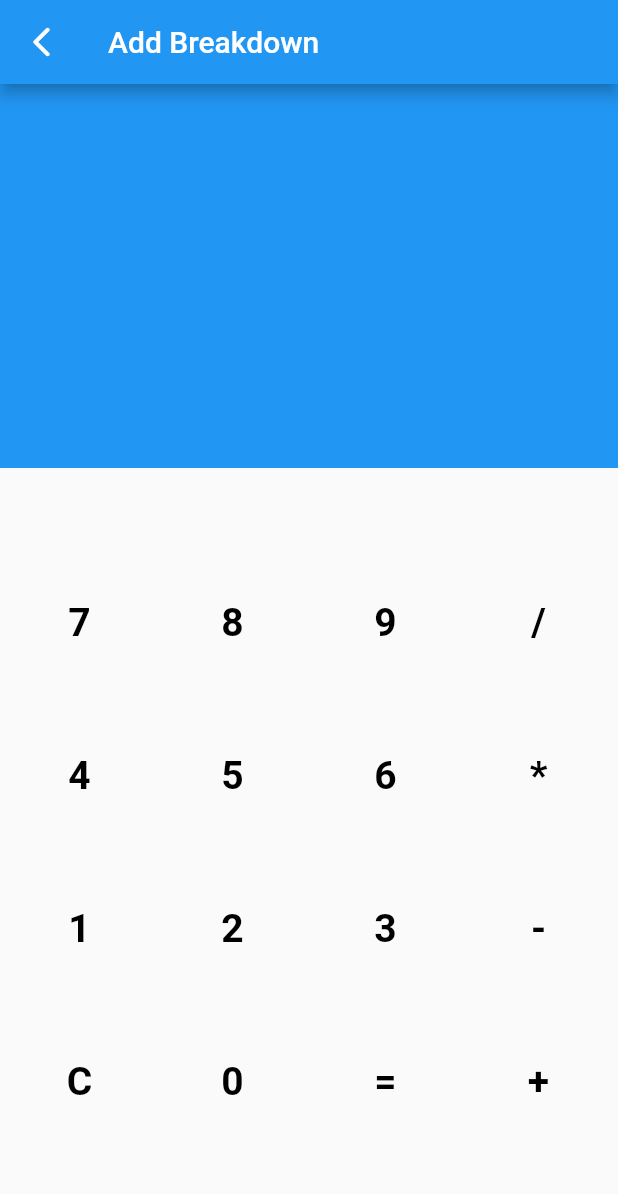
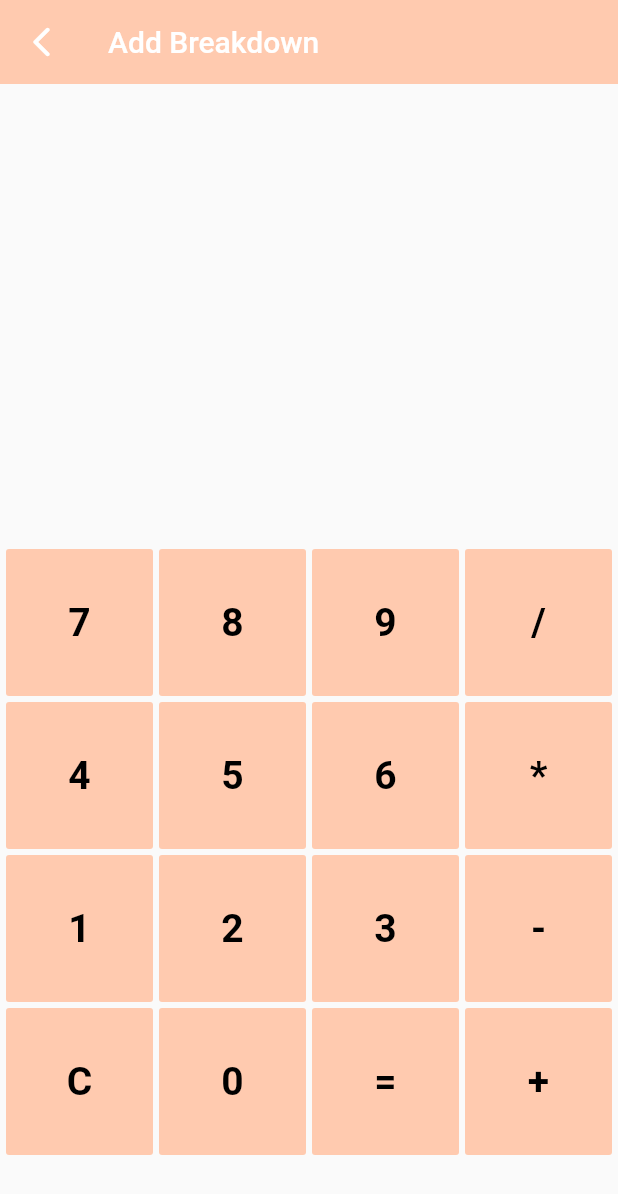
Before and after one commit to muzee99/Tickle, a Flutter app: the screen it shows after launch, after a tap on the "add" icon, on a phone screen of 412 x 824 dp. Shown: the top 1194 px of the screen. Run offline on Flutter 3.47's test engine with Material 2 defaults, Android fonts, the phone set to English and light mode, and no system bars.

Commit message:
theme color test

```diff
--- a/lib/add_breakdown.dart
+++ b/lib/add_breakdown.dart
@@ -11,7 +11,9 @@ class AddBreakdown extends StatelessWidget{
         title: const Text("Add Breakdown"),
         leading: IconButton(
           icon: const Icon(Icons.arrow_back_ios_rounded),
-          onPressed: (){Navigator.pop(context);},
+          onPressed: () {
+            Navigator.pop(context);
+          },
         ),
       ),
       body: Column(
@@ -81,7 +83,7 @@ class DisplayState extends State<Display> {
         child: Container(
           color: Theme
               .of(context)
-              .primaryColor,
+              .canvasColor,
           padding: const EdgeInsets.all(16.0),
           child: Column(
             children: views,
@@ -178,7 +180,7 @@ class KeyboardKey extends StatelessWidget {
       ),
       color: Theme
           .of(context)
-          .scaffoldBackgroundColor,
+          .primaryColor,
       onPressed: () {
         _addKey(_keyValue);
       },
--- a/lib/main.dart
+++ b/lib/main.dart
@@ -13,7 +13,15 @@ class MyApp extends StatelessWidget {
     return MaterialApp(
       title: 'Tickle',
       theme: ThemeData(
-        primarySwatch: Colors.blue,
+        // primarySwatch: Colors.blue,
+        primaryColor: const Color(0xFFFFCAAF),
+        textTheme: ThemeData.light().textTheme.copyWith(
+          bodyText1: const TextStyle(color: Color.fromRGBO(20, 51, 51, 1), fontWeight: FontWeight.bold)
+        ),
+        appBarTheme: const AppBarTheme(
+          backgroundColor: Color(0xFFFFCAAF),
+          elevation: 0,
+        ),
       ),
       home: const MyHomePage(title: 'Tickle'),
     );
```
